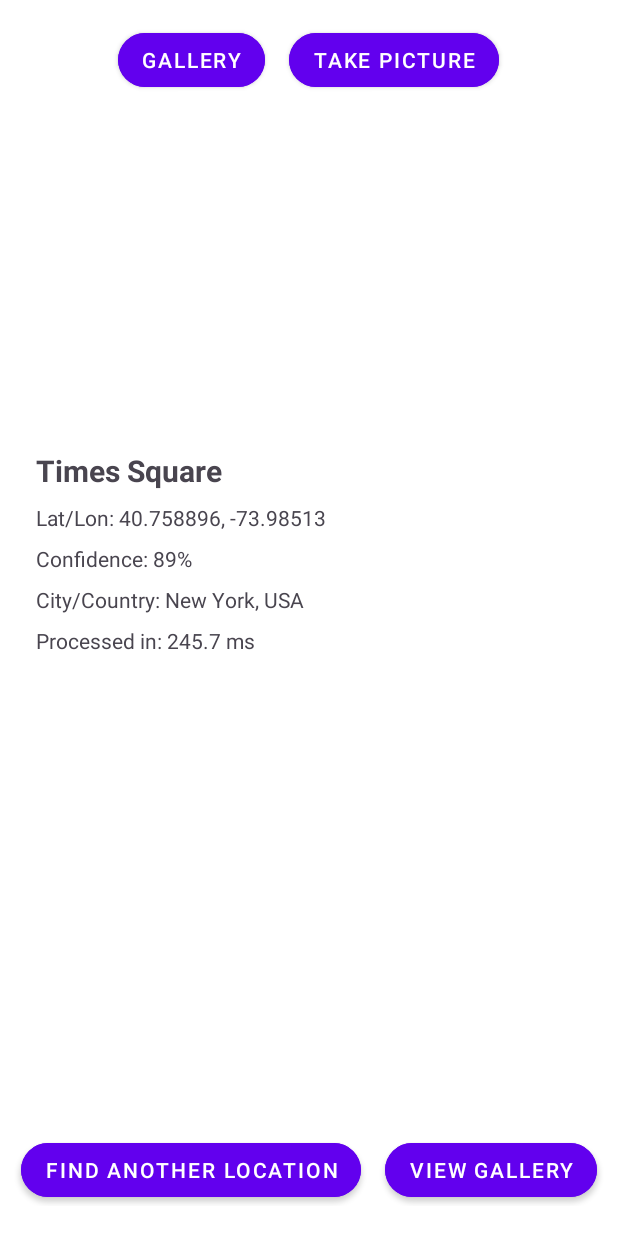
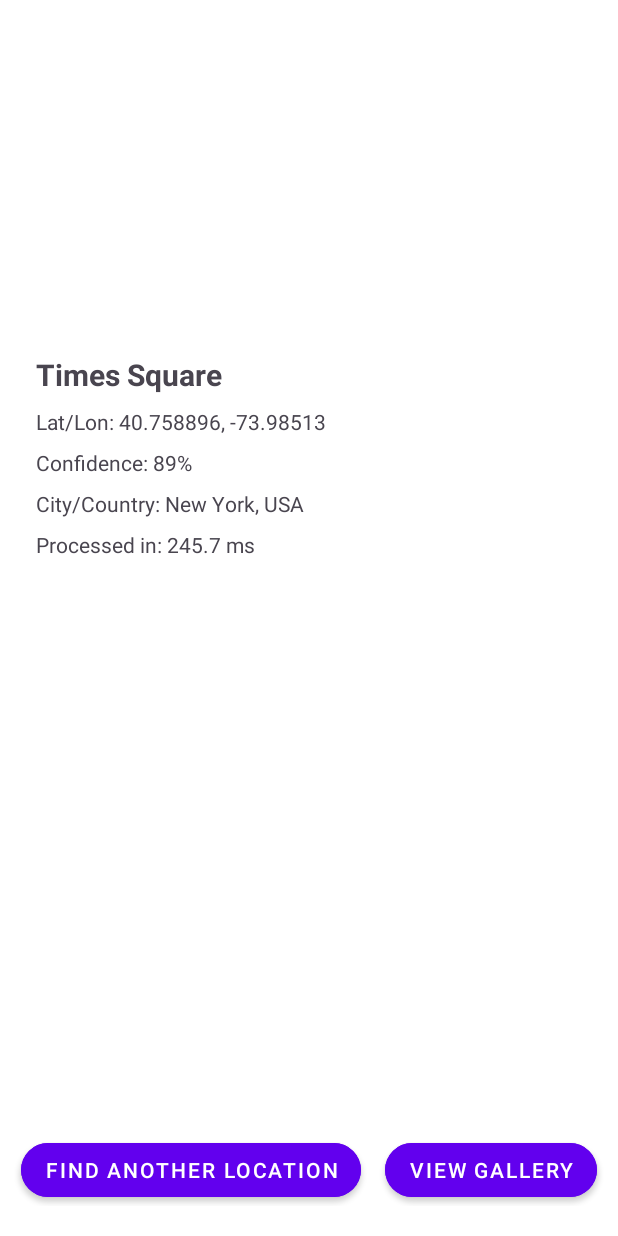
Before and after one commit to RongYao37/Place-recognition, an Android app: the LocationResultActivity screen opened directly, with no data from a screen before it, on a phone screen of 412 x 824 dp. Run offline under Robolectric (Android 15) with nearby library versions, the phone set to English and light mode, and no system bars.

```diff
--- a/app/src/main/AndroidManifest.xml
+++ b/app/src/main/AndroidManifest.xml
@@ -4,6 +4,7 @@
     <uses-permission android:name="android.permission.READ_EXTERNAL_STORAGE"
         android:maxSdkVersion="32"/>
     <uses-permission android:name="android.permission.READ_MEDIA_IMAGES"/>
+    <uses-permission android:name="android.permission.CAMERA" />
     <application
         android:allowBackup="true"
         android:dataExtractionRules="@xml/data_extraction_rules"
--- a/app/src/main/java/com/example/placerecognition/LoadingActivity.kt
+++ b/app/src/main/java/com/example/placerecognition/LoadingActivity.kt
@@ -9,10 +9,17 @@ class LoadingActivity : AppCompatActivity() {
     override fun onCreate(savedInstanceState: Bundle?) {
         super.onCreate(savedInstanceState)
         setContentView(R.layout.activity_loading)
-        // Simulate loading for 2 seconds (2000 ms)
+
+        // ✅ Get the image URI passed in
+        val imageUri = intent.getStringExtra(ImagePreviewActivity.EXTRA_IMAGE_URI)
+
         Handler(Looper.getMainLooper()).postDelayed({
-            // After loading, start MainActivity
-            startActivity(Intent(this, LocationResultActivity::class.java))
+            val intent = Intent(this, LocationResultActivity::class.java)
+
+            // ✅ Pass it forward using the same key!
+            intent.putExtra(ImagePreviewActivity.EXTRA_IMAGE_URI, imageUri)
+
+            startActivity(intent)
             finish()
         }, 2000)
     }
--- a/app/src/main/java/com/example/placerecognition/LocationResultActivity.kt
+++ b/app/src/main/java/com/example/placerecognition/LocationResultActivity.kt
@@ -3,6 +3,7 @@ package com.example.placerecognition
 import android.content.Intent
 import android.net.Uri
 import android.os.Bundle
+import android.view.View
 import com.google.gson.Gson
 import com.bumptech.glide.Glide
 import androidx.appcompat.app.AppCompatActivity
@@ -12,8 +13,6 @@ import android.widget.TextView
 
 class LocationResultActivity : AppCompatActivity() {
 
-    private lateinit var btnGallery: Button
-    private lateinit var btnTakePicture: Button
     private lateinit var btnFindAnother: Button
     private lateinit var btnViewGallery: Button
 
@@ -28,10 +27,6 @@ class LocationResultActivity : AppCompatActivity() {
         super.onCreate(savedInstanceState)
         setContentView(R.layout.activity_location_result)
 
-        // header buttons
-        btnGallery      = findViewById(R.id.btnGallery)
-        btnTakePicture  = findViewById(R.id.btnTakePicture)
-
         // content views
         previewImage      = findViewById(R.id.previewImage)
         placeNameTv       = findViewById(R.id.placeName)
@@ -43,14 +38,6 @@ class LocationResultActivity : AppCompatActivity() {
         // footer buttons
         btnFindAnother  = findViewById(R.id.btnFindAnother)
         btnViewGallery  = findViewById(R.id.btnViewGallery)
-
-        // 1) header nav
-        btnGallery.setOnClickListener {
-            startActivity(Intent(this, GalleryActivity::class.java))
-        }
-        btnTakePicture.setOnClickListener {
-            startActivity(Intent(this, CameraActivity::class.java))
-        }
 
         // 2) show the passed image
         intent.getStringExtra(ImagePreviewActivity.EXTRA_IMAGE_URI)
@@ -89,4 +76,14 @@ class LocationResultActivity : AppCompatActivity() {
         cityCountryTv.text    = "City/Country: ${r.city}, ${r.country}"
         processingTimeTv.text = "Processed in: ${"%.1f".format(r.processingTimeMs)} ms"
     }
+    override fun onWindowFocusChanged(hasFocus: Boolean) {
+        super.onWindowFocusChanged(hasFocus)
+        if (hasFocus) {
+            window.decorView.systemUiVisibility = (
+                    View.SYSTEM_UI_FLAG_IMMERSIVE_STICKY
+                            or View.SYSTEM_UI_FLAG_HIDE_NAVIGATION
+                            or View.SYSTEM_UI_FLAG_FULLSCREEN
+                    )
+        }
+    }
 }
--- a/app/src/main/res/layout/activity_location_result.xml
+++ b/app/src/main/res/layout/activity_location_result.xml
@@ -8,40 +8,6 @@
     android:padding="8dp"
     android:background="@color/white">
 
-    <!-- ──────── Top pill buttons ──────── -->
-    <LinearLayout
-        android:layout_width="match_parent"
-        android:layout_height="wrap_content"
-        android:gravity="center"
-        android:orientation="horizontal"
-        android:paddingVertical="8dp">
-
-        <com.google.android.material.button.MaterialButton
-            android:id="@+id/btnGallery"
-            style="@style/Widget.MaterialComponents.Button"
-            android:layout_width="wrap_content"
-            android:layout_height="wrap_content"
-            android:text="Gallery"
-            android:backgroundTint="@color/purple_500"
-            app:cornerRadius="24dp"
-            android:textColor="@android:color/white"
-            android:paddingHorizontal="16dp"/>
-
-        <Space
-            android:layout_width="16dp"
-            android:layout_height="wrap_content" />
-
-        <com.google.android.material.button.MaterialButton
-            android:id="@+id/btnTakePicture"
-            style="@style/Widget.MaterialComponents.Button"
-            android:layout_width="wrap_content"
-            android:layout_height="wrap_content"
-            android:text="Take Picture"
-            android:backgroundTint="@color/purple_500"
-            app:cornerRadius="24dp"
-            android:textColor="@android:color/white"
-            android:paddingHorizontal="16dp"/>
-    </LinearLayout>
 
     <!-- ──────── Scrollable content ──────── -->
     <ScrollView
```
